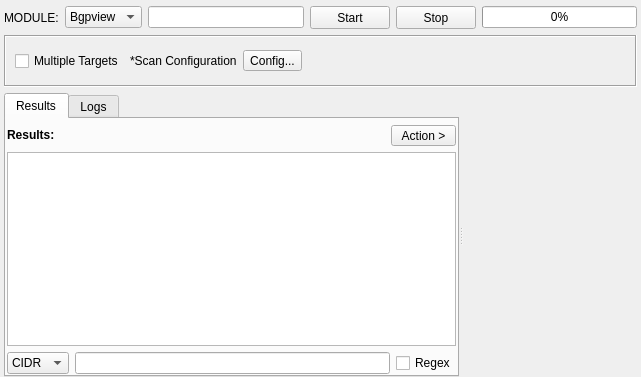
Before: the Qt Designer form sub3suite/src/enums/cidr/CidrEnum.ui in 3nock/OTE, drawn with Qt 5.
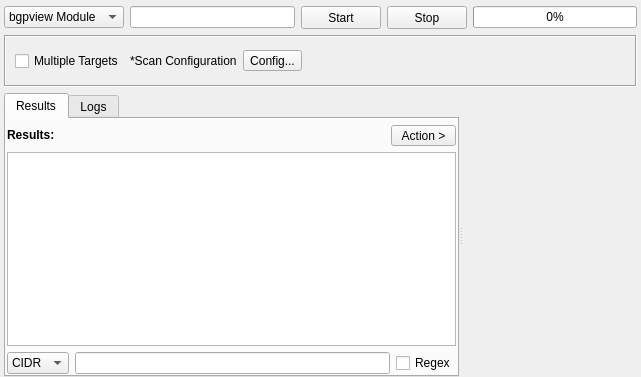
After: the same form once the commit is applied. Custom widgets are drawn as their Qt base class.

Patch:
```diff
--- a/sub3suite/src/enums/cidr/CidrEnum.ui
+++ b/sub3suite/src/enums/cidr/CidrEnum.ui
@@ -28,13 +28,6 @@
    </property>
    <item>
     <layout class="QHBoxLayout" name="horizontalLayout_2">
-     <item>
-      <widget class="QLabel" name="labelModule">
-       <property name="text">
-        <string>MODULE:</string>
-       </property>
-      </widget>
-     </item>
      <item>
       <widget class="QComboBox" name="comboBoxEngine">
        <property name="minimumSize">
@@ -45,7 +38,7 @@
        </property>
        <item>
         <property name="text">
-         <string>Bgpview</string>
+         <string>bgpview Module</string>
         </property>
        </item>
       </widget>
```
